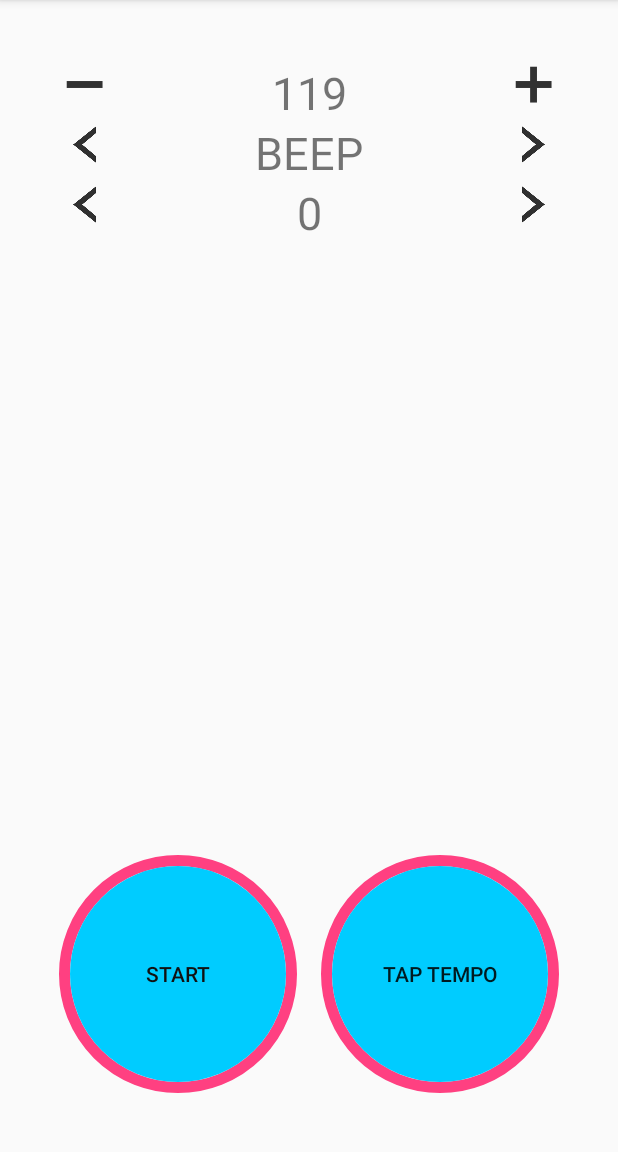
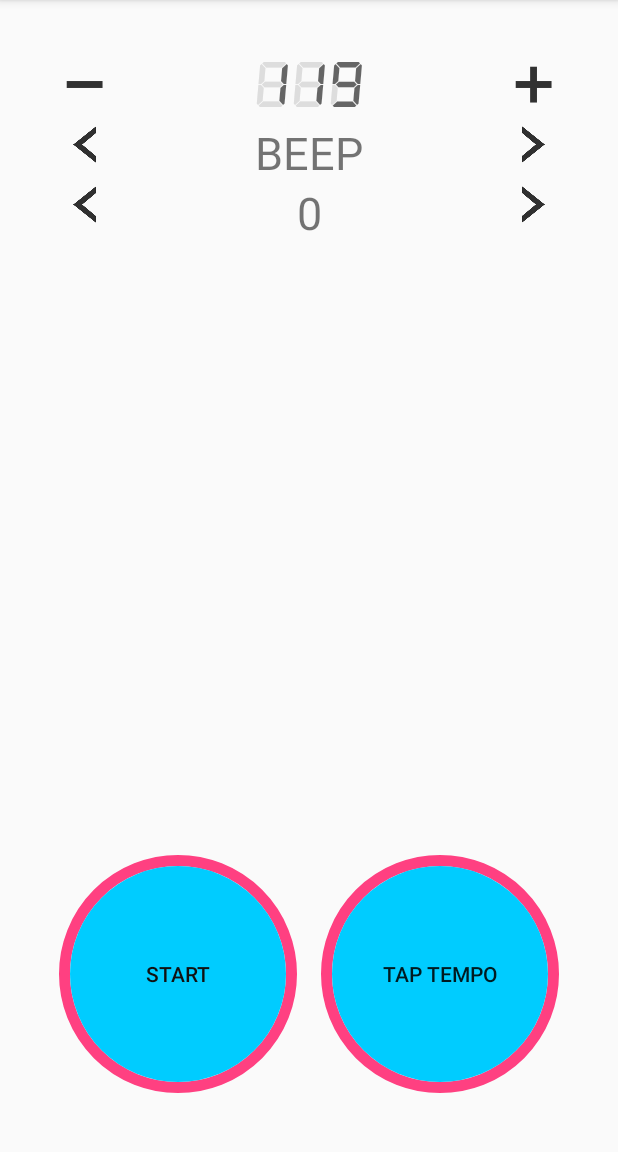
Before and after one commit to gerosyab/Guitaroid, an Android app: the MetronomeActivity screen opened directly, with no data from a screen before it, after a tap on an icon or button, on a phone screen of 412 x 824 dp, the part 84-1236 px from its top. Run offline under Robolectric (Android 15) with nearby library versions, the phone set to English and light mode, and no system bars; 4 statements that could not run were skipped.

Commit message:
Initial Commit

```diff
--- a/app/src/main/java/net/gerosyab/guitaroid/activity/MetronomeActivity.java
+++ b/app/src/main/java/net/gerosyab/guitaroid/activity/MetronomeActivity.java
@@ -1,7 +1,5 @@
 package net.gerosyab.guitaroid.activity;
 
-import android.animation.AnimatorSet;
-import android.animation.ObjectAnimator;
 import android.app.ActivityManager;
 import android.content.BroadcastReceiver;
 import android.content.ComponentName;
@@ -9,22 +7,16 @@ import android.content.Context;
 import android.content.Intent;
 import android.content.IntentFilter;
 import android.content.ServiceConnection;
-import android.graphics.drawable.AnimationDrawable;
-import android.graphics.drawable.Drawable;
+import android.graphics.Typeface;
 import android.os.Bundle;
-import android.os.Handler;
 import android.os.IBinder;
-import android.os.Messenger;
 import android.os.Vibrator;
 import android.support.v4.content.LocalBroadcastManager;
 import android.support.v7.app.AppCompatActivity;
 import android.util.Log;
-import android.view.MotionEvent;
 import android.view.View;
 import android.view.animation.Animation;
 import android.view.animation.AnimationUtils;
-import android.view.animation.ScaleAnimation;
-import android.widget.Button;
 import android.widget.ImageView;
 import android.widget.TextView;
 import android.widget.Toast;
@@ -36,7 +28,6 @@ import net.gerosyab.guitaroid.R;
 import net.gerosyab.guitaroid.util.BpmUtil;
 import net.gerosyab.guitaroid.view.AutoRepeatImageView;
 import net.gerosyab.guitaroid.view.CircleButton;
-import net.gerosyab.guitaroid.view.CircleProgressButton;
 
 import java.util.Timer;
 import java.util.TimerTask;
@@ -52,7 +43,7 @@ public class MetronomeActivity extends AppCompatActivity {
     private boolean isTapClicked = false;
     BroadcastReceiver broadcastReceiver;
     AutoRepeatImageView bpmMinusImg, bpmPlusImg, accentPrevImg, accentNextImg, soundPrevImg, soundNextImg;
-    TextView bpmText, accentText, soundText;
+    TextView bpmText, bpmBgText, accentText, soundText;
     ImageView button1BackgroundImage, button2BackgroudImage;
     CircleButton button1;
     CircleButton button2;
@@ -68,7 +59,7 @@ public class MetronomeActivity extends AppCompatActivity {
     BpmUtil bpmUtil;
     public static long BPM_CALC_RESET_DURATION = 5000;
     Animation tapAnim;
-
+    Typeface typeface;
 
     @Override
     protected void onCreate(Bundle savedInstanceState) {
@@ -76,10 +67,10 @@ public class MetronomeActivity extends AppCompatActivity {
         context = getApplicationContext();
         setContentView(R.layout.activity_metronome);
 
-        tapAnim = AnimationUtils.loadAnimation(context, R.anim.tap_anim);
-
         bpmUtil = new BpmUtil();
         vibes = (Vibrator) getSystemService(Context.VIBRATOR_SERVICE);
+
+        typeface = Typeface.createFromAsset(getAssets(), "fonts/7segment.ttf");
 
         initViews();
 
@@ -90,7 +81,8 @@ public class MetronomeActivity extends AppCompatActivity {
                 String action = intent.getAction();
                 Toast.makeText(getApplicationContext(), "broadcastReceiver.onReceive, action : " + action, Toast.LENGTH_SHORT).show();
                 bpm = intent.getLongExtra(Constants.METRONOME.EXTRA_BPM_KEY, 120);
-                bpmText.setText(bpm + "");
+                if(bpm < 100) bpmText.setText("!" + String.format("%d", bpm));
+                else bpmText.setText(String.format("%d", bpm));
             }
         };
 
@@ -104,7 +96,8 @@ public class MetronomeActivity extends AppCompatActivity {
             LocalBinder binder = (LocalBinder) service;
             mService = binder.getService();
             bpm = mService.getBpm();
-            bpmText.setText(bpm + "");
+            if(bpm < 100) bpmText.setText("!" + String.format("%d", bpm));
+            else bpmText.setText(String.format("%d", bpm));
             sound = mService.getSound();
             soundText.setText(Constants.METRONOME.SOUND_RESOURCE_NAME_LIST[sound]);
             accent = mService.getAccent();
@@ -182,23 +175,46 @@ public class MetronomeActivity extends AppCompatActivity {
         soundPrevImg = (AutoRepeatImageView) findViewById(R.id.activity_metronome_sound_prev_img);
         soundNextImg = (AutoRepeatImageView) findViewById(R.id.activity_metronome_sound_next_img);
         bpmText = (TextView) findViewById(R.id.activity_metronome_bpm_text);
+        bpmText.setTypeface(typeface);
+        bpmBgText = (TextView) findViewById(R.id.activity_metronome_bpm_bg_text);
+        bpmBgText.setTypeface(typeface);
         accentText = (TextView) findViewById(R.id.activity_metronome_accent_text);
         soundText = (TextView) findViewById(R.id.activity_metronome_sound_text);
         button1BackgroundImage = (ImageView) findViewById(R.id.button1BackgroundImage);
         button2BackgroudImage = (ImageView) findViewById(R.id.button2BackgroundImage);
 
-        bpmText.setText(bpm + "");
+        if(bpm < 100) bpmText.setText("!" + String.format("%d", bpm));
+        else bpmText.setText(String.format("%d", bpm));
         soundText.setText(Constants.METRONOME.SOUND_RESOURCE_NAME_LIST[sound]);
         accentText.setText(accent + "");
 
+        tapAnim = AnimationUtils.loadAnimation(context, R.anim.tap_anim);
+        tapAnim.setAnimationListener(new Animation.AnimationListener() {
+            @Override
+            public void onAnimationStart(Animation animation) {
+                Log.i(LOG_TAG, "tapAnim.onAnimationStart");
+            }
 
+            @Override
+            public void onAnimationEnd(Animation animation) {
+                Log.i(LOG_TAG, "tapAnim.onAnimationEnd");
+            }
+
+            @Override
+            public void onAnimationRepeat(Animation animation) {
+                Log.i(LOG_TAG, "tapAnim.onAnimationRepeat");
+            }
+
+
+        });
 
         bpmMinusImg.setOnClickListener(new View.OnClickListener() {
             @Override
             public void onClick(View view) {
                 if (bpm > Constants.METRONOME.MIN_BPM) {
                     bpm--;
-                    bpmText.setText(String.format("%d", bpm));
+                    if(bpm < 100) bpmText.setText("!" + String.format("%d", bpm));
+                    else bpmText.setText(String.format("%d", bpm));
                 }
             }
         });
@@ -208,7 +224,8 @@ public class MetronomeActivity extends AppCompatActivity {
             public void onClick(View view) {
                 if (bpm < Constants.METRONOME.MAX_BPM) {
                     bpm++;
-                    bpmText.setText(String.format("%d", bpm));
+                    if(bpm < 100) bpmText.setText("!" + String.format("%d", bpm));
+                    else bpmText.setText(String.format("%d", bpm));
                 }
             }
         });
@@ -356,34 +373,39 @@ public class MetronomeActivity extends AppCompatActivity {
                 long tapAnimDuration = 200;
                 if(bpm != 0) tapAnimDuration = (1000 * 60 / bpm);
                 tapAnim.setDuration(tapAnimDuration);
-                tapAnim.setRepeatCount(Animation.INFINITE);
+                int repeatCount = (int) (BPM_CALC_RESET_DURATION / tapAnimDuration) + 10;
+//                tapAnim.setRepeatCount(Animation.INFINITE);
+                tapAnim.setRepeatCount(repeatCount);
                 tapAnim.setRepeatMode(Animation.RESTART);
-
                 timer = new Timer("BPM UTIL TIMER", true);
-                timer.schedule(new TimerTask() {
-                    @Override
-                    public void run() {
-                        bpmUtil.reset();
-                        runOnUiThread(new Runnable() {
-                            @Override
-                            public void run() {
-                                Log.i(LOG_TAG, "clearAnimation()");
-                                button2BackgroudImage.clearAnimation();
-                            }
-                        });
-                    }
-                }, BPM_CALC_RESET_DURATION);
 
                 button2BackgroudImage.clearAnimation();
                 button2BackgroudImage.startAnimation(tapAnim);
 
                 if(bpmUtil.taps.size() >= 2){
                     bpm = bpmUtil.getBpm();
-                    bpmText.setText(bpm + "");
+                    if(bpm < 100) bpmText.setText("!" + String.format("%d", bpm));
+                    else bpmText.setText(String.format("%d", bpm));
                     if(mService != null && mService.isNotificationExist()){
                         mService.setBpm(bpm);
                     }
                 }
+
+                timer.schedule(new TimerTask() {
+                    @Override
+                    public void run() {
+                        Log.i(LOG_TAG, "bpmUtil.reset()");
+//                        bpmUtil.reset();
+                        runOnUiThread(new Runnable() {
+                            @Override
+                            public void run() {
+                                Log.i(LOG_TAG, "clearAnimation()");
+                                bpmUtil.reset();
+                                button2BackgroudImage.clearAnimation();
+                            }
+                        });
+                    }
+                }, BPM_CALC_RESET_DURATION);
             }
         });
 
--- a/app/src/main/res/layout/activity_metronome.xml
+++ b/app/src/main/res/layout/activity_metronome.xml
@@ -26,21 +26,36 @@
             android:src="@drawable/minus_icon"
             app:layout_constraintTop_toTopOf="parent"
             app:layout_constraintLeft_toLeftOf="parent"
-            app:layout_constraintRight_toLeftOf="@+id/activity_metronome_bpm_text" />
-        <TextView
-            android:id="@+id/activity_metronome_bpm_text"
+            app:layout_constraintRight_toLeftOf="@+id/activity_metronome_bpm_frame" />
+        <FrameLayout
             android:layout_width="0dp"
             android:layout_height="wrap_content"
-            android:layout_margin="10dp"
-            android:text="120"
-            android:textSize="30sp"
-            android:gravity="center"
+            android:id="@+id/activity_metronome_bpm_frame"
             app:layout_constraintTop_toTopOf="parent"
             app:layout_constraintHorizontal_chainStyle="spread"
             app:layout_constraintHorizontal_weight="1"
             app:layout_constraintLeft_toRightOf="@+id/activity_metronome_bpm_minus_img"
-            app:layout_constraintRight_toLeftOf="@+id/activity_metronome_bpm_plus_img"
-            />
+            app:layout_constraintRight_toLeftOf="@+id/activity_metronome_bpm_plus_img">
+                <TextView
+                    android:id="@+id/activity_metronome_bpm_bg_text"
+                    android:layout_width="match_parent"
+                    android:layout_height="wrap_content"
+                    android:layout_margin="10dp"
+                    android:text="888"
+                    android:textSize="30sp"
+                    android:textColor="#FFDDDDDD"
+                    android:gravity="center"
+                    />
+                <TextView
+                    android:id="@+id/activity_metronome_bpm_text"
+                    android:layout_width="match_parent"
+                    android:layout_height="wrap_content"
+                    android:layout_margin="10dp"
+                    android:text="120"
+                    android:textSize="30sp"
+                    android:gravity="center"
+                    />
+            </FrameLayout>
         <net.gerosyab.guitaroid.view.AutoRepeatImageView
             android:id="@+id/activity_metronome_bpm_plus_img"
             android:layout_width="30dp"
@@ -49,7 +64,7 @@
             android:src="@drawable/plus_icon"
             app:layout_constraintTop_toTopOf="parent"
             app:layout_constraintRight_toRightOf="parent"
-            app:layout_constraintLeft_toRightOf="@+id/activity_metronome_bpm_text" />
+            app:layout_constraintLeft_toRightOf="@+id/activity_metronome_bpm_frame" />
 
         <net.gerosyab.guitaroid.view.AutoRepeatImageView
             android:id="@+id/activity_metronome_sound_prev_img"
--- a/build.gradle
+++ b/build.gradle
@@ -5,7 +5,7 @@ buildscript {
         jcenter()
     }
     dependencies {
-        classpath 'com.android.tools.build:gradle:2.3.0'
+        classpath 'com.android.tools.build:gradle:2.3.2'
 
         // NOTE: Do not place your application dependencies here; they belong
         // in the individual module build.gradle files
```
Also changed, not shown: app/src/main/java/net/gerosyab/guitaroid/util/BpmUtil.java (+9 -1 lines), app/src/main/assets/fonts/7segment.ttf (added).
